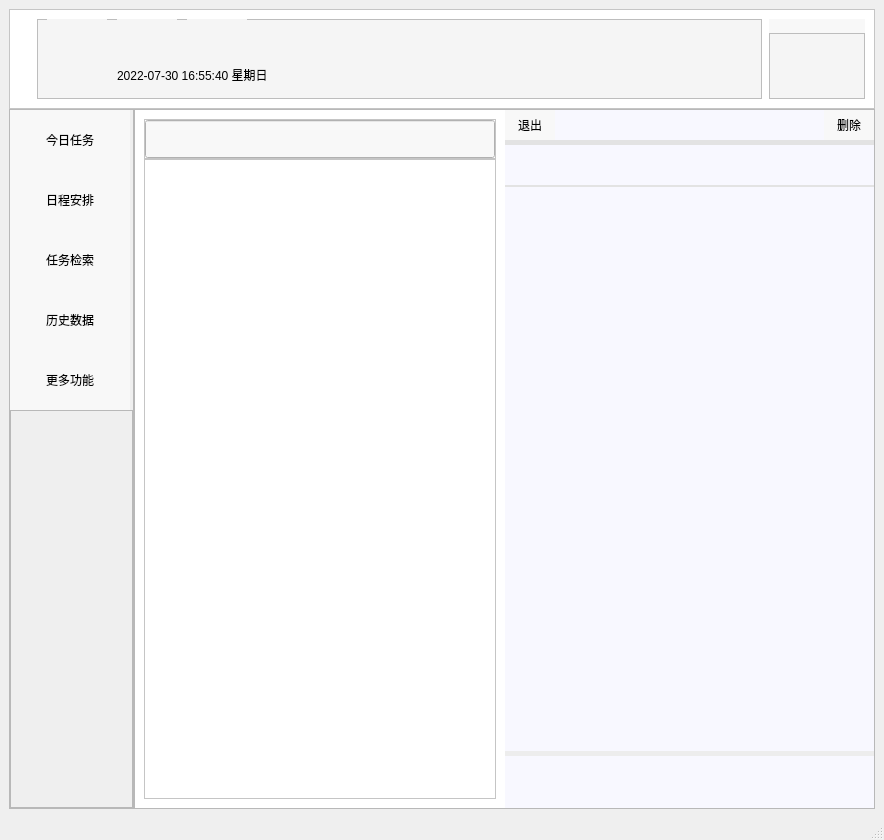
The window that pro/untitled.ui (cjj826/BUAA_2022_Python_XHZZ) describes before a commit, drawn with Qt 5.
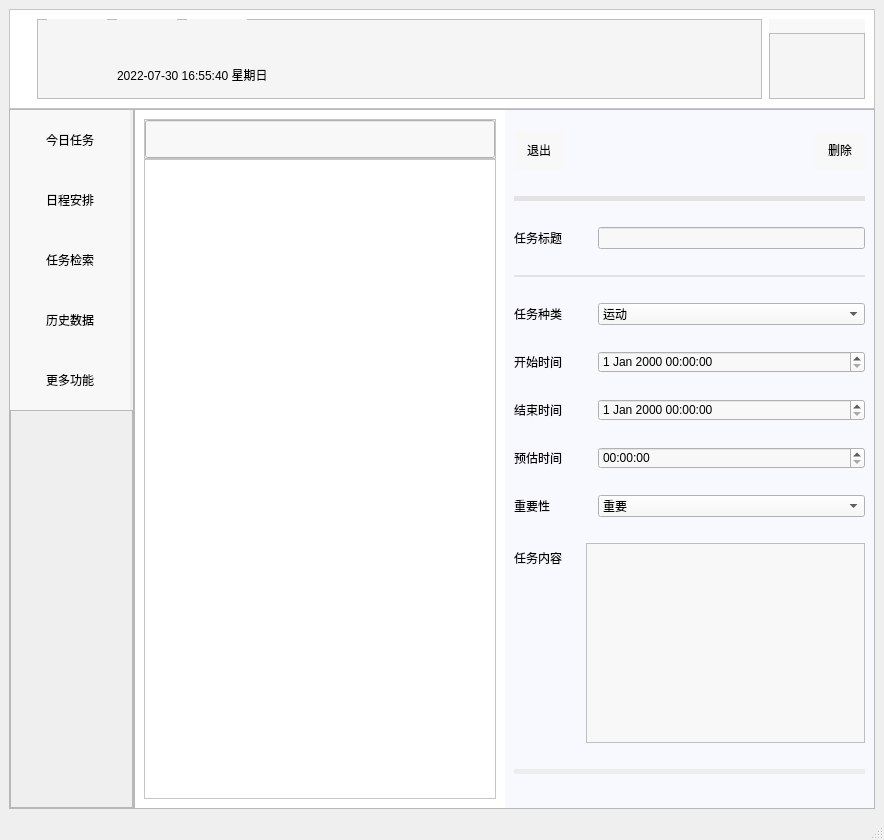
The same window after the commit. Icons and pictures are not drawn.

```diff
--- a/pro/untitled.ui
+++ b/pro/untitled.ui
@@ -914,51 +914,40 @@
              <property name="styleSheet">
               <string notr="true">background-color: rgb(248, 248, 255);</string>
              </property>
-             <layout class="QVBoxLayout" name="verticalLayout_11" stretch="2">
-              <property name="spacing">
-               <number>0</number>
-              </property>
-              <property name="leftMargin">
-               <number>0</number>
-              </property>
+             <layout class="QVBoxLayout" name="verticalLayout_11" stretch="2,1,1,5,5,5,5,5,5,5,0">
               <property name="topMargin">
                <number>0</number>
               </property>
-              <property name="rightMargin">
-               <number>0</number>
-              </property>
-              <property name="bottomMargin">
-               <number>0</number>
-              </property>
               <item>
-               <layout class="QVBoxLayout" name="verticalLayout_10" stretch="2,1,2,0,8,8,8,16,0,2">
+               <layout class="QHBoxLayout" name="horizontalLayout_2">
                 <property name="spacing">
                  <number>0</number>
                 </property>
                 <item>
-                 <layout class="QHBoxLayout" name="horizontalLayout_2">
-                  <property name="spacing">
-                   <number>0</number>
+                 <widget class="QPushButton" name="pushButton_10">
+                  <property name="sizePolicy">
+                   <sizepolicy hsizetype="Preferred" vsizetype="Fixed">
+                    <horstretch>0</horstretch>
+                    <verstretch>0</verstretch>
+                   </sizepolicy>
                   </property>
-                  <item>
-                   <widget class="QPushButton" name="pushButton_10">
-                    <property name="sizePolicy">
-                     <sizepolicy hsizetype="Preferred" vsizetype="Preferred">
-                      <horstretch>0</horstretch>
-                      <verstretch>0</verstretch>
-                     </sizepolicy>
-                    </property>
-                    <property name="maximumSize">
-                     <size>
-                      <width>50</width>
-                      <height>30</height>
-                     </size>
-                    </property>
-                    <property name="toolTip">
-                     <string extracomment="退出"/>
-                    </property>
-                    <property name="styleSheet">
-                     <string notr="true">QPushButton{
+                  <property name="minimumSize">
+                   <size>
+                    <width>0</width>
+                    <height>0</height>
+                   </size>
+                  </property>
+                  <property name="maximumSize">
+                   <size>
+                    <width>50</width>
+                    <height>40</height>
+                   </size>
+                  </property>
+                  <property name="toolTip">
+                   <string extracomment="退出"/>
+                  </property>
+                  <property name="styleSheet">
+                   <string notr="true">QPushButton{
 	font-family:微软雅黑;
 	background-color: rgb(248, 248, 248);
 	border: none;
@@ -974,228 +963,554 @@
 	border: none;
 }
 </string>
-                    </property>
-                    <property name="text">
-                     <string>退出</string>
-                    </property>
-                    <property name="icon">
-                     <iconset>
-                      <normaloff>../res/错误.png</normaloff>../res/错误.png</iconset>
-                    </property>
-                   </widget>
-                  </item>
-                  <item>
-                   <widget class="QLabel" name="label_14">
-                    <property name="text">
-                     <string/>
-                    </property>
-                   </widget>
-                  </item>
-                  <item>
-                   <widget class="QPushButton" name="pushButton_11">
-                    <property name="sizePolicy">
-                     <sizepolicy hsizetype="Preferred" vsizetype="Preferred">
-                      <horstretch>0</horstretch>
-                      <verstretch>0</verstretch>
-                     </sizepolicy>
-                    </property>
-                    <property name="maximumSize">
-                     <size>
-                      <width>50</width>
-                      <height>30</height>
-                     </size>
-                    </property>
-                    <property name="styleSheet">
-                     <string notr="true">QPushButton{
-	font-family:微软雅黑;
-	background-color: rgb(248, 248, 248);
-	border: none;
-}
-QPushButton:hover{
-	font-family:微软雅黑;
-	background-color: rgb(233, 237, 238);
-	border: none;
-}
-QPushButton:pressed{
-	font-family:微软雅黑;
-	background-color: rgb(233, 237, 238);
-	border: none;
-}
-</string>
-                    </property>
-                    <property name="text">
-                     <string>删除</string>
-                    </property>
-                    <property name="icon">
-                     <iconset>
-                      <normaloff>../res/删除.png</normaloff>../res/删除.png</iconset>
-                    </property>
-                   </widget>
-                  </item>
-                 </layout>
+                  </property>
+                  <property name="text">
+                   <string>退出</string>
+                  </property>
+                  <property name="icon">
+                   <iconset>
+                    <normaloff>../res/错误.png</normaloff>../res/错误.png</iconset>
+                  </property>
+                  <property name="iconSize">
+                   <size>
+                    <width>20</width>
+                    <height>50</height>
+                   </size>
+                  </property>
+                 </widget>
                 </item>
                 <item>
-                 <widget class="QLabel" name="label_12">
+                 <widget class="QLabel" name="label_14">
                   <property name="sizePolicy">
-                   <sizepolicy hsizetype="Preferred" vsizetype="Preferred">
+                   <sizepolicy hsizetype="Preferred" vsizetype="Fixed">
                     <horstretch>0</horstretch>
                     <verstretch>0</verstretch>
                    </sizepolicy>
                   </property>
+                  <property name="minimumSize">
+                   <size>
+                    <width>0</width>
+                    <height>0</height>
+                   </size>
+                  </property>
                   <property name="maximumSize">
                    <size>
                     <width>16777215</width>
-                    <height>5</height>
+                    <height>40</height>
                    </size>
                   </property>
-                  <property name="styleSheet">
-                   <string notr="true">background-color: rgb(227, 227, 227);</string>
-                  </property>
                   <property name="text">
                    <string/>
                   </property>
                  </widget>
                 </item>
                 <item>
-                 <widget class="QLineEdit" name="lineEdit_2">
+                 <widget class="QPushButton" name="pushButton_11">
                   <property name="sizePolicy">
-                   <sizepolicy hsizetype="Expanding" vsizetype="Preferred">
+                   <sizepolicy hsizetype="Preferred" vsizetype="Fixed">
                     <horstretch>0</horstretch>
                     <verstretch>0</verstretch>
                    </sizepolicy>
                   </property>
-                  <property name="maximumSize">
+                  <property name="minimumSize">
                    <size>
-                    <width>16777215</width>
-                    <height>40</height>
+                    <width>0</width>
+                    <height>0</height>
                    </size>
                   </property>
-                  <property name="styleSheet">
-                   <string notr="true">border: none;
-font-family:微软雅黑;</string>
-                  </property>
-                 </widget>
-                </item>
-                <item>
-                 <widget class="QLabel" name="label_15">
                   <property name="maximumSize">
                    <size>
-                    <width>16777215</width>
-                    <height>2</height>
+                    <width>50</width>
+                    <height>40</height>
                    </size>
                   </property>
                   <property name="styleSheet">
-                   <string notr="true">background-color: rgb(227, 227, 227);</string>
+                   <string notr="true">QPushButton{
+	font-family:微软雅黑;
+	background-color: rgb(248, 248, 248);
+	border: none;
+}
+QPushButton:hover{
+	font-family:微软雅黑;
+	background-color: rgb(233, 237, 238);
+	border: none;
+}
+QPushButton:pressed{
+	font-family:微软雅黑;
+	background-color: rgb(233, 237, 238);
+	border: none;
+}
+</string>
                   </property>
                   <property name="text">
-                   <string/>
+                   <string>删除</string>
                   </property>
-                 </widget>
-                </item>
-                <item>
-                 <widget class="QTextEdit" name="textEdit_2">
-                  <property name="sizePolicy">
-                   <sizepolicy hsizetype="Preferred" vsizetype="Preferred">
-                    <horstretch>0</horstretch>
-                    <verstretch>0</verstretch>
-                   </sizepolicy>
+                  <property name="icon">
+                   <iconset>
+                    <normaloff>../res/删除.png</normaloff>../res/删除.png</iconset>
                   </property>
-                  <property name="maximumSize">
+                  <property name="iconSize">
                    <size>
-                    <width>16777215</width>
+                    <width>20</width>
                     <height>50</height>
                    </size>
                   </property>
-                  <property name="styleSheet">
-                   <string notr="true">border: none;
-font-family:微软雅黑;</string>
-                  </property>
-                  <property name="tabStopWidth">
-                   <number>20</number>
-                  </property>
                  </widget>
                 </item>
+               </layout>
+              </item>
+              <item>
+               <widget class="QLabel" name="label_12">
+                <property name="sizePolicy">
+                 <sizepolicy hsizetype="Preferred" vsizetype="Preferred">
+                  <horstretch>0</horstretch>
+                  <verstretch>0</verstretch>
+                 </sizepolicy>
+                </property>
+                <property name="maximumSize">
+                 <size>
+                  <width>16777215</width>
+                  <height>5</height>
+                 </size>
+                </property>
+                <property name="styleSheet">
+                 <string notr="true">background-color: rgb(227, 227, 227);</string>
+                </property>
+                <property name="text">
+                 <string/>
+                </property>
+               </widget>
+              </item>
+              <item>
+               <layout class="QHBoxLayout" name="horizontalLayout_11">
+                <property name="spacing">
+                 <number>24</number>
+                </property>
                 <item>
-                 <widget class="QTextEdit" name="textEdit_3">
-                  <property name="sizePolicy">
-                   <sizepolicy hsizetype="Preferred" vsizetype="Preferred">
-                    <horstretch>0</horstretch>
-                    <verstretch>0</verstretch>
-                   </sizepolicy>
-                  </property>
+                 <widget class="QLabel" name="label_20">
                   <property name="maximumSize">
                    <size>
-                    <width>16777215</width>
-                    <height>50</height>
+                    <width>60</width>
+                    <height>16777215</height>
                    </size>
                   </property>
                   <property name="styleSheet">
-                   <string notr="true">border: none;
-font-family:微软雅黑;</string>
+                   <string notr="true">font-family:微软雅黑</string>
                   </property>
+                  <property name="text">
+                   <string>任务标题</string>
+                  </property>
                  </widget>
                 </item>
                 <item>
-                 <widget class="QTextEdit" name="textEdit_4">
+                 <widget class="QLineEdit" name="title">
                   <property name="sizePolicy">
-                   <sizepolicy hsizetype="Preferred" vsizetype="Preferred">
+                   <sizepolicy hsizetype="Preferred" vsizetype="Fixed">
                     <horstretch>0</horstretch>
                     <verstretch>0</verstretch>
                    </sizepolicy>
                   </property>
-                  <property name="maximumSize">
+                  <property name="minimumSize">
                    <size>
-                    <width>16777215</width>
-                    <height>50</height>
+                    <width>170</width>
+                    <height>0</height>
                    </size>
                   </property>
                   <property name="styleSheet">
-                   <string notr="true">border: none;
-font-family:微软雅黑;</string>
+                   <string notr="true">background-color: rgb(248, 248, 248);
+font-family:微软雅黑</string>
                   </property>
                  </widget>
                 </item>
+               </layout>
+              </item>
+              <item>
+               <widget class="QLabel" name="label_15">
+                <property name="maximumSize">
+                 <size>
+                  <width>16777215</width>
+                  <height>2</height>
+                 </size>
+                </property>
+                <property name="styleSheet">
+                 <string notr="true">background-color: rgb(227, 227, 227);</string>
+                </property>
+                <property name="text">
+                 <string/>
+                </property>
+               </widget>
+              </item>
+              <item>
+               <layout class="QHBoxLayout" name="horizontalLayout_12">
+                <property name="spacing">
+                 <number>24</number>
+                </property>
                 <item>
                  <widget class="QLabel" name="label_13">
                   <property name="sizePolicy">
-                   <sizepolicy hsizetype="Expanding" vsizetype="Expanding">
+                   <sizepolicy hsizetype="Preferred" vsizetype="Preferred">
                     <horstretch>0</horstretch>
                     <verstretch>0</verstretch>
                    </sizepolicy>
                   </property>
+                  <property name="maximumSize">
+                   <size>
+                    <width>60</width>
+                    <height>16777215</height>
+                   </size>
+                  </property>
+                  <property name="styleSheet">
+                   <string notr="true">
+font-family:微软雅黑</string>
+                  </property>
                   <property name="text">
-                   <string/>
+                   <string>任务种类</string>
                   </property>
                  </widget>
                 </item>
                 <item>
-                 <widget class="QLabel" name="label_16">
+                 <widget class="QComboBox" name="type">
+                  <property name="sizePolicy">
+                   <sizepolicy hsizetype="Preferred" vsizetype="Fixed">
+                    <horstretch>0</horstretch>
+                    <verstretch>0</verstretch>
+                   </sizepolicy>
+                  </property>
+                  <property name="minimumSize">
+                   <size>
+                    <width>170</width>
+                    <height>0</height>
+                   </size>
+                  </property>
                   <property name="maximumSize">
                    <size>
                     <width>16777215</width>
-                    <height>5</height>
+                    <height>16777215</height>
                    </size>
                   </property>
                   <property name="styleSheet">
-                   <string notr="true">background-color: rgb(237, 237, 237);</string>
+                   <string notr="true">background-color: rgb(248, 248, 248);
+font-family:微软雅黑</string>
                   </property>
-                  <property name="text">
-                   <string/>
-                  </property>
+                  <item>
+                   <property name="text">
+                    <string>运动</string>
+                   </property>
+                  </item>
+                  <item>
+                   <property name="text">
+                    <string>学习</string>
+                   </property>
+                  </item>
+                  <item>
+                   <property name="text">
+                    <string>娱乐</string>
+                   </property>
+                  </item>
+                  <item>
+                   <property name="text">
+                    <string>生活</string>
+                   </property>
+                  </item>
                  </widget>
                 </item>
+               </layout>
+              </item>
+              <item>
+               <layout class="QHBoxLayout" name="horizontalLayout_13">
+                <property name="spacing">
+                 <number>24</number>
+                </property>
                 <item>
                  <widget class="QLabel" name="label_17">
+                  <property name="sizePolicy">
+                   <sizepolicy hsizetype="Preferred" vsizetype="Preferred">
+                    <horstretch>0</horstretch>
+                    <verstretch>0</verstretch>
+                   </sizepolicy>
+                  </property>
+                  <property name="maximumSize">
+                   <size>
+                    <width>60</width>
+                    <height>16777215</height>
+                   </size>
+                  </property>
                   <property name="styleSheet">
                    <string notr="true">font-family:微软雅黑;</string>
                   </property>
                   <property name="text">
-                   <string/>
+                   <string>开始时间</string>
                   </property>
                  </widget>
                 </item>
+                <item>
+                 <widget class="QDateTimeEdit" name="start">
+                  <property name="sizePolicy">
+                   <sizepolicy hsizetype="Preferred" vsizetype="Fixed">
+                    <horstretch>0</horstretch>
+                    <verstretch>0</verstretch>
+                   </sizepolicy>
+                  </property>
+                  <property name="minimumSize">
+                   <size>
+                    <width>170</width>
+                    <height>0</height>
+                   </size>
+                  </property>
+                  <property name="maximumSize">
+                   <size>
+                    <width>16777215</width>
+                    <height>16777215</height>
+                   </size>
+                  </property>
+                  <property name="styleSheet">
+                   <string notr="true">background-color: rgb(248, 248, 248);
+font-family:微软雅黑</string>
+                  </property>
+                 </widget>
+                </item>
                </layout>
               </item>
+              <item>
+               <layout class="QHBoxLayout" name="horizontalLayout_14">
+                <property name="spacing">
+                 <number>24</number>
+                </property>
+                <item>
+                 <widget class="QLabel" name="label_18">
+                  <property name="sizePolicy">
+                   <sizepolicy hsizetype="Preferred" vsizetype="Preferred">
+                    <horstretch>0</horstretch>
+                    <verstretch>0</verstretch>
+                   </sizepolicy>
+                  </property>
+                  <property name="maximumSize">
+                   <size>
+                    <width>60</width>
+                    <height>16777215</height>
+                   </size>
+                  </property>
+                  <property name="styleSheet">
+                   <string notr="true">
+font-family:微软雅黑</string>
+                  </property>
+                  <property name="text">
+                   <string>结束时间</string>
+                  </property>
+                 </widget>
+                </item>
+                <item>
+                 <widget class="QDateTimeEdit" name="end">
+                  <property name="sizePolicy">
+                   <sizepolicy hsizetype="Preferred" vsizetype="Fixed">
+                    <horstretch>0</horstretch>
+                    <verstretch>0</verstretch>
+                   </sizepolicy>
+                  </property>
+                  <property name="minimumSize">
+                   <size>
+                    <width>170</width>
+                    <height>0</height>
+                   </size>
+                  </property>
+                  <property name="maximumSize">
+                   <size>
+                    <width>16777215</width>
+                    <height>16777215</height>
+                   </size>
+                  </property>
+                  <property name="styleSheet">
+                   <string notr="true">background-color: rgb(248, 248, 248);
+font-family:微软雅黑</string>
+                  </property>
+                 </widget>
+                </item>
+               </layout>
+              </item>
+              <item>
+               <layout class="QHBoxLayout" name="horizontalLayout_15">
+                <property name="spacing">
+                 <number>24</number>
+                </property>
+                <item>
+                 <widget class="QLabel" name="label_19">
+                  <property name="maximumSize">
+                   <size>
+                    <width>60</width>
+                    <height>16777215</height>
+                   </size>
+                  </property>
+                  <property name="styleSheet">
+                   <string notr="true">
+font-family:微软雅黑</string>
+                  </property>
+                  <property name="text">
+                   <string>预估时间</string>
+                  </property>
+                 </widget>
+                </item>
+                <item>
+                 <widget class="QTimeEdit" name="time">
+                  <property name="sizePolicy">
+                   <sizepolicy hsizetype="Preferred" vsizetype="Fixed">
+                    <horstretch>0</horstretch>
+                    <verstretch>0</verstretch>
+                   </sizepolicy>
+                  </property>
+                  <property name="minimumSize">
+                   <size>
+                    <width>170</width>
+                    <height>0</height>
+                   </size>
+                  </property>
+                  <property name="maximumSize">
+                   <size>
+                    <width>16777215</width>
+                    <height>16777215</height>
+                   </size>
+                  </property>
+                  <property name="styleSheet">
+                   <string notr="true">background-color: rgb(248, 248, 248);
+font-family:微软雅黑</string>
+                  </property>
+                 </widget>
+                </item>
+               </layout>
+              </item>
+              <item>
+               <layout class="QHBoxLayout" name="horizontalLayout_16">
+                <property name="spacing">
+                 <number>24</number>
+                </property>
+                <item>
+                 <widget class="QLabel" name="label_21">
+                  <property name="minimumSize">
+                   <size>
+                    <width>60</width>
+                    <height>0</height>
+                   </size>
+                  </property>
+                  <property name="maximumSize">
+                   <size>
+                    <width>60</width>
+                    <height>16777215</height>
+                   </size>
+                  </property>
+                  <property name="styleSheet">
+                   <string notr="true">
+font-family:微软雅黑</string>
+                  </property>
+                  <property name="text">
+                   <string>重要性</string>
+                  </property>
+                 </widget>
+                </item>
+                <item>
+                 <widget class="QComboBox" name="importance">
+                  <property name="sizePolicy">
+                   <sizepolicy hsizetype="Expanding" vsizetype="Fixed">
+                    <horstretch>0</horstretch>
+                    <verstretch>0</verstretch>
+                   </sizepolicy>
+                  </property>
+                  <property name="minimumSize">
+                   <size>
+                    <width>170</width>
+                    <height>22</height>
+                   </size>
+                  </property>
+                  <property name="maximumSize">
+                   <size>
+                    <width>16777215</width>
+                    <height>16777215</height>
+                   </size>
+                  </property>
+                  <property name="styleSheet">
+                   <string notr="true">background-color: rgb(248, 248, 248);
+font-family:微软雅黑</string>
+                  </property>
+                  <item>
+                   <property name="text">
+                    <string>重要</string>
+                   </property>
+                  </item>
+                  <item>
+                   <property name="text">
+                    <string>不重要</string>
+                   </property>
+                  </item>
+                 </widget>
+                </item>
+               </layout>
+              </item>
+              <item>
+               <layout class="QHBoxLayout" name="horizontalLayout_17">
+                <property name="spacing">
+                 <number>24</number>
+                </property>
+                <item>
+                 <layout class="QVBoxLayout" name="verticalLayout_10">
+                  <property name="spacing">
+                   <number>24</number>
+                  </property>
+                  <item>
+                   <widget class="QLabel" name="label_22">
+                    <property name="maximumSize">
+                     <size>
+                      <width>16777215</width>
+                      <height>30</height>
+                     </size>
+                    </property>
+                    <property name="styleSheet">
+                     <string notr="true">
+font-family:微软雅黑</string>
+                    </property>
+                    <property name="text">
+                     <string>任务内容</string>
+                    </property>
+                   </widget>
+                  </item>
+                  <item>
+                   <widget class="QLabel" name="label_23">
+                    <property name="text">
+                     <string/>
+                    </property>
+                   </widget>
+                  </item>
+                 </layout>
+                </item>
+                <item>
+                 <widget class="QTextEdit" name="content">
+                  <property name="maximumSize">
+                   <size>
+                    <width>16777215</width>
+                    <height>200</height>
+                   </size>
+                  </property>
+                  <property name="styleSheet">
+                   <string notr="true">background-color: rgb(248, 248, 248);
+font-family:微软雅黑</string>
+                  </property>
+                 </widget>
+                </item>
+               </layout>
+              </item>
+              <item>
+               <widget class="QLabel" name="label_16">
+                <property name="maximumSize">
+                 <size>
+                  <width>16777215</width>
+                  <height>5</height>
+                 </size>
+                </property>
+                <property name="styleSheet">
+                 <string notr="true">background-color: rgb(237, 237, 237);</string>
+                </property>
+                <property name="text">
+                 <string/>
+                </property>
+               </widget>
+              </item>
              </layout>
             </widget>
            </item>
```
Left out of the diff: 5 changed lines with no effect on the pictures.
